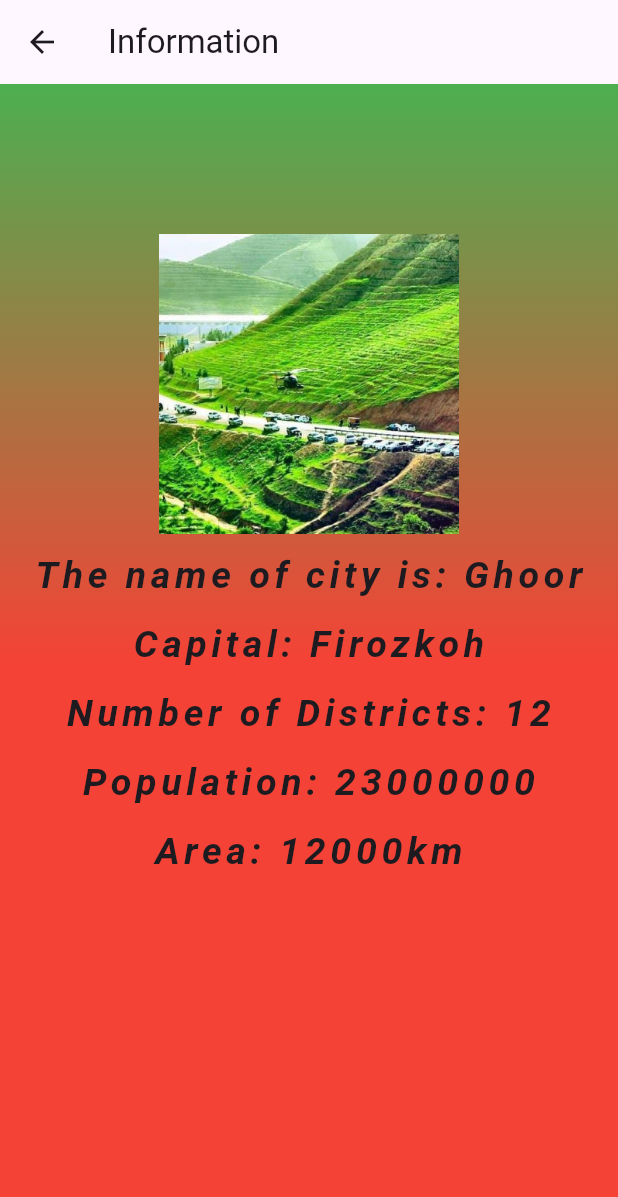
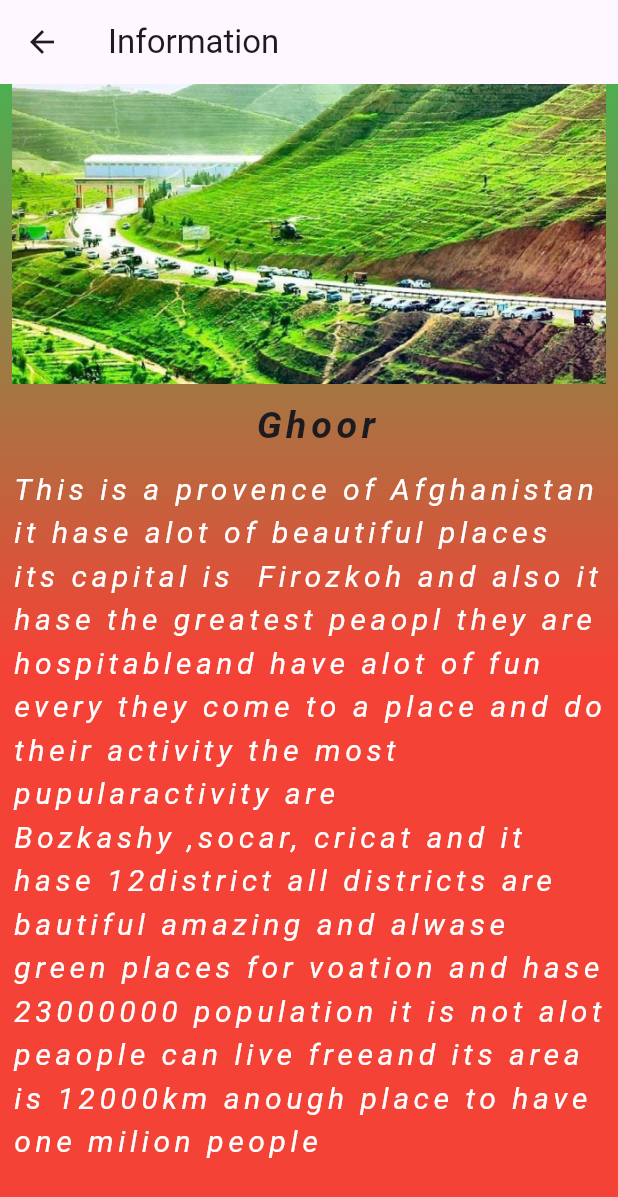
Before and after one commit to Nesarahmadmorady1379/Simple_city_app, a Flutter app: the screen it shows after launch, after a tap on "Ghoor", on a phone screen of 412 x 824 dp. Shown: the top 1197 px of the screen. Run offline on Flutter 3.47's test engine with Material 3 defaults, Android fonts, the phone set to English and light mode, and no system bars.

Commit message:
in this commit i add some feature to information page

```diff
--- a/lib/about.dart
+++ b/lib/about.dart
@@ -14,9 +14,12 @@ home: Scaffold(
     end: Alignment.bottomLeft)),
     child: Center(
       child: Padding(
-        padding: const EdgeInsets.all(20.0),
+        padding: const EdgeInsets.fromLTRB(10.0,0.0,10.0,0.0),
         child: Column(
           children: [
+            Expanded(
+              child: CircleAvatar(child: Image.asset('image/nesarahmad.jpg')),
+            ),
             Text('about developer :',style: TextStyle(fontSize: 22,fontStyle:FontStyle.italic,fontWeight: FontWeight.bold),),
           SizedBox(height: 10,),
             Text('developer name is nesarahamd morady studying at 8 semester in herat university in '
--- a/lib/home.dart
+++ b/lib/home.dart
@@ -49,7 +49,7 @@ Random r=Random();
               onSelected: (String value) {
                 switch (value) {
                   case 'Share':
-                    print('share is called');
+
                     break;
                   case 'About':
                     Navigator.push(
--- a/lib/information.dart
+++ b/lib/information.dart
@@ -26,36 +26,33 @@ class _informationState extends State<information> {
         child: Center(
 
           child: Padding(
-            padding: const EdgeInsets.fromLTRB(8.0,100.0,8.0,0.0),
+            padding: const EdgeInsets.fromLTRB(8.0,0.0,8.0,0.0),
             child: Column(
 
               children: [
                 Container(
                   height: 200,
-                  width: 200,
+                  width: double.infinity,
                   child:Image.asset('${widget.cityData.url}',fit: BoxFit.cover,),
                 ),
                 SizedBox(height: 10,),
+                Text(' ${widget.cityData.name}',style: TextStyle(fontWeight: FontWeight.bold,fontStyle: FontStyle.italic,
+                letterSpacing:3,fontSize: 25,),),
+                SizedBox(height: 10),
+                Text('This is a provence of Afghanistan it hase alot of beautiful places its capital is '
+                    ' ${widget.cityData.capital} and also it hase the greatest peaopl they are hospitable'
+                    'and have alot of fun every they come to a place and do their activity the most pupular'
+                    'activity are Bozkashy ,socar, cricat and it hase ${widget.cityData.numberOfDistricts}'
+                    'district all districts are bautiful amazing and alwase green places for voation '
+                    'and hase ${widget.cityData.population} population it is not alot peaople can live free'
+                    'and its area is ${widget.cityData.area} anough place to have one milion people',style: TextStyle(fontStyle: FontStyle.italic,
+                    letterSpacing:3,fontSize: 20,color: Colors.white)),
 
-                Text('The name of city is: ${widget.cityData.name}',style: TextStyle(fontWeight: FontWeight.bold,fontStyle: FontStyle.italic,
-                letterSpacing:3,fontSize: 25),),
-                SizedBox(height: 10),
-                Text('Capital: ${widget.cityData.capital}',style: TextStyle(fontWeight: FontWeight.bold,fontStyle: FontStyle.italic,
-                    letterSpacing:3,fontSize: 25)),
-                SizedBox(height: 10),
-                Text('Number of Districts: ${widget.cityData.numberOfDistricts}',style: TextStyle(fontWeight: FontWeight.bold,fontStyle: FontStyle.italic,
-                    letterSpacing:3,fontSize: 25)),
-                SizedBox(height: 10),
-                Text('Population: ${widget.cityData.population}',style: TextStyle(fontWeight: FontWeight.bold,fontStyle: FontStyle.italic,
-                    letterSpacing:3,fontSize: 25)),
-                SizedBox(height: 10),
-                Text('Area: ${widget.cityData.area}',style: TextStyle(fontWeight: FontWeight.bold,fontStyle: FontStyle.italic,
-                    letterSpacing:3,fontSize: 25)),
-              ],
-            ),
+            ]
+
           ),
         ),
       ),
-    );
+    ));
   }
 }
--- a/lib/splash_screen.dart
+++ b/lib/splash_screen.dart
@@ -41,7 +41,7 @@ class _splashscreenState extends State<splashscreen>with SingleTickerProviderSta
               mainAxisAlignment: MainAxisAlignment.center,
               children: [
                 Icon(Icons.star,color: Colors.blue,size: 100,),
-            Text('Cities app',style:TextStyle(fontSize: 25,color: Colors.white,fontStyle:FontStyle.italic,
+            Text('Cities App',style:TextStyle(fontSize: 25,color: Colors.white,fontStyle:FontStyle.italic,
             fontWeight: FontWeight.bold,letterSpacing: 2,) ,),
                 Text('v 0.0.1',style:TextStyle(fontSize: 25,color: Colors.white,fontStyle:FontStyle.italic,
                   fontWeight: FontWeight.bold,letterSpacing: 2,) )
```
Also changed, not shown: image/nesarahmad.jpg (added).
